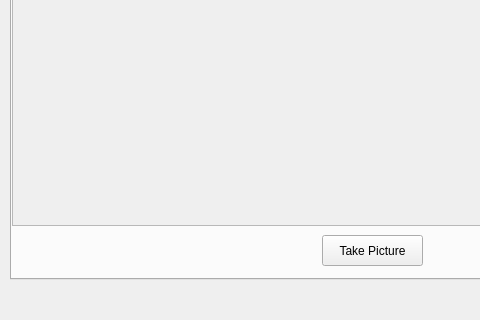
First picture: the form in qtExamples/QtFaceRecognition/widget.ui, repository DarkSector/qt-project, before the edit; both pictures show x 0 to 480 and y 201 to 521 of the 737 by 521 pixel window.
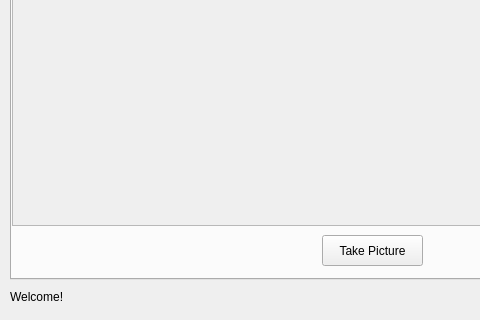
Second picture: the form after the edit.

Commit message: Added a new label to show messages to user

```diff
--- a/qtExamples/QtFaceRecognition/widget.ui
+++ b/qtExamples/QtFaceRecognition/widget.ui
@@ -208,6 +208,19 @@
     <string>Close Application</string>
    </property>
   </widget>
+  <widget class="QLabel" name="statusLabel">
+   <property name="geometry">
+    <rect>
+     <x>10</x>
+     <y>490</y>
+     <width>59</width>
+     <height>16</height>
+    </rect>
+   </property>
+   <property name="text">
+    <string>Welcome!</string>
+   </property>
+  </widget>
  </widget>
  <layoutdefault spacing="6" margin="11"/>
  <resources/>
```
